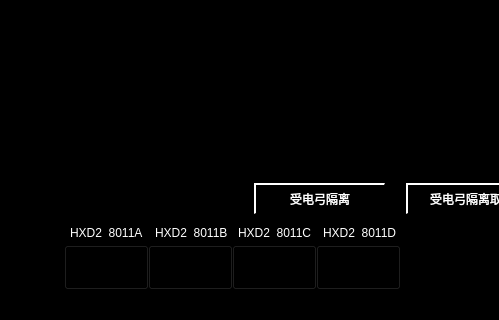
mayue-crrc/Loco8, file settng_panto.ui: the form before one commit; both pictures show x 0 to 499 and y 125 to 445 of the 800 by 445 pixel window.
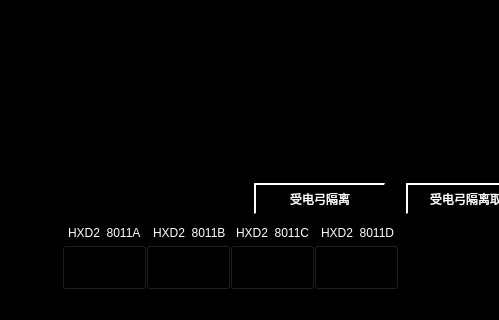
The form after the commit. Icons and pictures are not drawn.

Commit message: update data_tcn Settng_BypassV1.2

The edit to the form file:
```diff
--- a/settng_panto.ui
+++ b/settng_panto.ui
@@ -59,7 +59,7 @@
   <widget class="QLabel" name="LBL_Train1Num">
    <property name="geometry">
     <rect>
-     <x>70</x>
+     <x>68</x>
      <y>348</y>
      <width>75</width>
      <height>20</height>
@@ -85,7 +85,7 @@
   <widget class="QPushButton" name="BTN_Train1">
    <property name="geometry">
     <rect>
-     <x>64</x>
+     <x>62</x>
      <y>370</y>
      <width>85</width>
      <height>45</height>
@@ -125,7 +125,7 @@
   <widget class="QPushButton" name="BTN_Train3">
    <property name="geometry">
     <rect>
-     <x>232</x>
+     <x>230</x>
      <y>370</y>
      <width>85</width>
      <height>45</height>
@@ -181,7 +181,7 @@
   <widget class="QPushButton" name="BTN_Train2">
    <property name="geometry">
     <rect>
-     <x>148</x>
+     <x>146</x>
      <y>370</y>
      <width>85</width>
      <height>45</height>
@@ -205,7 +205,7 @@
   <widget class="QLabel" name="LBL_Train4Num">
    <property name="geometry">
     <rect>
-     <x>323</x>
+     <x>321</x>
      <y>348</y>
      <width>75</width>
      <height>20</height>
@@ -253,7 +253,7 @@
   <widget class="QPushButton" name="BTN_Train4">
    <property name="geometry">
     <rect>
-     <x>316</x>
+     <x>314</x>
      <y>370</y>
      <width>85</width>
      <height>45</height>
@@ -357,7 +357,7 @@
   <widget class="QLabel" name="LBL_Train2Num">
    <property name="geometry">
     <rect>
-     <x>155</x>
+     <x>153</x>
      <y>348</y>
      <width>75</width>
      <height>20</height>
@@ -485,7 +485,7 @@
   <widget class="QLabel" name="LBL_Train3Num">
    <property name="geometry">
     <rect>
-     <x>238</x>
+     <x>236</x>
      <y>348</y>
      <width>75</width>
      <height>20</height>
```
The commit also changes 5 other files.
